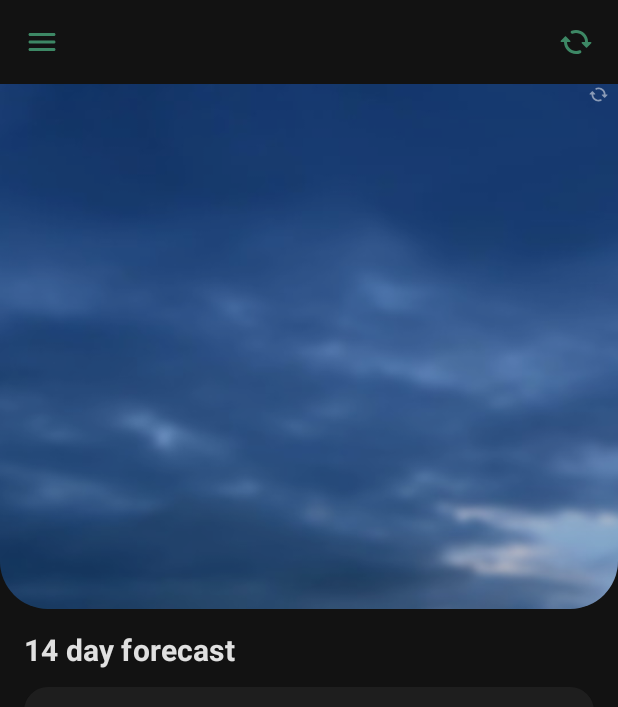
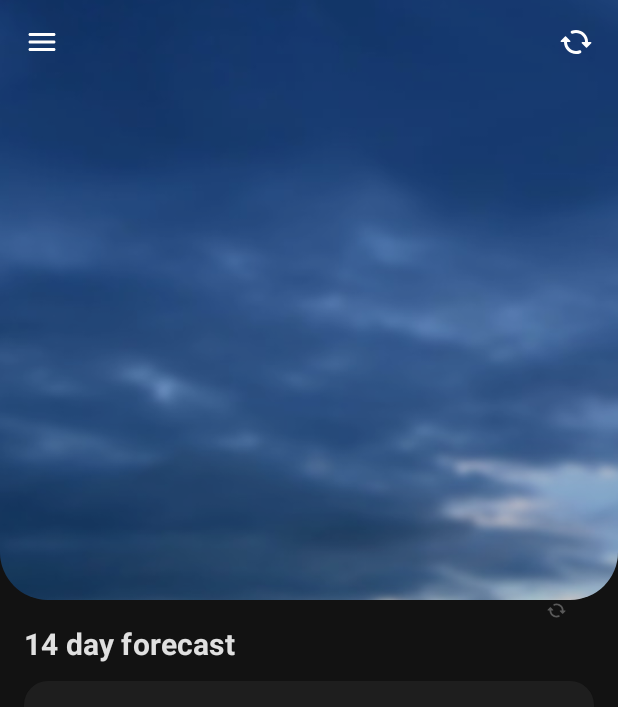
Before and after one commit to Coolightman/Weather, an Android app built with Jetpack Compose: the screen it shows after launch (MainActivity), on a phone screen of 412 x 824 dp. Shown: the top 707 px of the screen. Run offline under Robolectric (Android 15) with nearby library versions, the phone set to English and light mode, and no system bars; our stand-ins replace Room's generated code, accompanist.

Commit message:
transparent top bar

```diff
--- a/app/src/main/java/by/coolightman/weather/ui/screen/BaseScreen.kt
+++ b/app/src/main/java/by/coolightman/weather/ui/screen/BaseScreen.kt
@@ -2,8 +2,10 @@ package by.coolightman.weather.ui.screen
 
 import android.annotation.SuppressLint
 import android.content.res.Configuration.UI_MODE_NIGHT_YES
+import android.util.Log
 import androidx.activity.compose.BackHandler
 import androidx.compose.foundation.layout.Arrangement
+import androidx.compose.foundation.layout.Box
 import androidx.compose.foundation.layout.Column
 import androidx.compose.foundation.layout.PaddingValues
 import androidx.compose.foundation.layout.fillMaxSize
@@ -21,7 +23,12 @@ import androidx.compose.material.Text
 import androidx.compose.material.rememberScaffoldState
 import androidx.compose.runtime.Composable
 import androidx.compose.runtime.LaunchedEffect
+import androidx.compose.runtime.derivedStateOf
+import androidx.compose.runtime.getValue
+import androidx.compose.runtime.mutableStateOf
+import androidx.compose.runtime.remember
 import androidx.compose.runtime.rememberCoroutineScope
+import androidx.compose.runtime.setValue
 import androidx.compose.ui.Alignment
 import androidx.compose.ui.ExperimentalComposeUiApi
 import androidx.compose.ui.Modifier
@@ -30,6 +37,7 @@ import androidx.compose.ui.platform.LocalSoftwareKeyboardController
 import androidx.compose.ui.text.font.FontWeight
 import androidx.compose.ui.tooling.preview.Preview
 import androidx.compose.ui.unit.dp
+import androidx.compose.ui.zIndex
 import by.coolightman.weather.domain.model.ApiState
 import by.coolightman.weather.domain.model.HourWeather
 import by.coolightman.weather.ui.screen.components.BaseScreenDrawer
@@ -63,6 +71,14 @@ fun BaseScreen(
     val scrollState = rememberScrollState()
     val keyboardController = LocalSoftwareKeyboardController.current
 
+    var topBarAlpha by remember {
+        mutableStateOf(0f)
+    }
+
+    LaunchedEffect(topBarAlpha){
+        Log.d("BaseScreenTAG", "topBarAlpha: $topBarAlpha")
+    }
+
     LaunchedEffect(uiState.apiState) {
         if (uiState.apiState is ApiState.Failure) {
             scaffoldState.snackbarHostState.showSnackbar(
@@ -86,6 +102,14 @@ fun BaseScreen(
         }
     }
 
+    LaunchedEffect(scrollState.value) {
+        topBarAlpha = derivedStateOf {
+            if (scrollState.value <= 200) {
+                scrollState.value / 200f
+            } else 1f
+        }.value
+    }
+
     Scaffold(
         scaffoldState = scaffoldState,
         drawerShape = RectangleShape,
@@ -98,12 +122,14 @@ fun BaseScreen(
             )
         }
     ) {
-        Column(modifier = Modifier.fillMaxSize()) {
+        Box(modifier = Modifier.fillMaxSize()) {
             WeatherTopBar(
                 resolvedAddress = uiState.resolvedAddress,
                 apiState = uiState.apiState,
+                alpha = topBarAlpha,
                 onClickMenu = { scope.launch { scaffoldState.drawerState.open() } },
-                onClickRefresh = { onClickRefresh() }
+                onClickRefresh = { onClickRefresh() },
+                modifier = Modifier.zIndex(1f)
             )
 
             Column(
@@ -112,7 +138,6 @@ fun BaseScreen(
                     .verticalScroll(scrollState)
             ) {
                 ImagedBlock(image = uiState.icon) {
-                    LastRefresh(uiState.lastRefresh)
 
                     if (uiState.hours24Forecast.isNotEmpty()) {
                         NowWeatherBlock(
@@ -153,10 +178,12 @@ fun BaseScreen(
                     }
                 }
 
+                LastRefresh(uiState.lastRefresh)
+
                 Column(
                     modifier = Modifier
                         .fillMaxWidth()
-                        .padding(16.dp, 16.dp, 16.dp, 8.dp)
+                        .padding(16.dp, 4.dp, 16.dp, 8.dp)
                 ) {
                     Text(
                         text = "14 day forecast",
--- a/app/src/main/java/by/coolightman/weather/ui/screen/components/ImagedBlock.kt
+++ b/app/src/main/java/by/coolightman/weather/ui/screen/components/ImagedBlock.kt
@@ -5,6 +5,7 @@ import androidx.compose.foundation.layout.Arrangement
 import androidx.compose.foundation.layout.Column
 import androidx.compose.foundation.layout.fillMaxWidth
 import androidx.compose.foundation.layout.height
+import androidx.compose.foundation.layout.padding
 import androidx.compose.foundation.shape.RoundedCornerShape
 import androidx.compose.runtime.Composable
 import androidx.compose.ui.Alignment
@@ -27,13 +28,14 @@ fun ImagedBlock(
         verticalArrangement = Arrangement.SpaceBetween,
         modifier = Modifier
             .fillMaxWidth()
-            .height(350.dp)
+            .height(400.dp)
             .clip(RoundedCornerShape(0.dp, 0.dp, 32.dp, 32.dp))
             .paint(
                 painter = painterResource(image.getBackgroundRes()),
                 contentScale = ContentScale.FillWidth
             )
             .background(TintFilter)
+            .padding(top = 56.dp)
     ) {
         content()
     }
--- a/app/src/main/java/by/coolightman/weather/ui/screen/components/LastRefresh.kt
+++ b/app/src/main/java/by/coolightman/weather/ui/screen/components/LastRefresh.kt
@@ -26,12 +26,12 @@ fun LastRefresh(lastRefresh: Long) {
         verticalAlignment = Alignment.CenterVertically,
         modifier = Modifier
             .fillMaxWidth()
-            .padding(horizontal = 4.dp)
+            .padding(end = 32.dp)
     ) {
         Icon(
             painter = painterResource(id = R.drawable.ic_round_cached_24),
             contentDescription = "reload",
-            tint = MaterialTheme.colors.onSurface.copy(0.5f),
+            tint = MaterialTheme.colors.onSurface.copy(0.3f),
             modifier = Modifier.size(14.dp).mirror()
         )
 
@@ -39,8 +39,8 @@ fun LastRefresh(lastRefresh: Long) {
 
         Text(
             text = lastRefresh.toFormattedTime(),
-            fontSize = 12.sp,
-            color = MaterialTheme.colors.onSurface.copy(0.5f),
+            fontSize = 10.sp,
+            color = MaterialTheme.colors.onSurface.copy(0.3f),
             fontWeight = FontWeight.Light,
         )
     }
--- a/app/src/main/java/by/coolightman/weather/ui/screen/components/NowWeatherBlock.kt
+++ b/app/src/main/java/by/coolightman/weather/ui/screen/components/NowWeatherBlock.kt
@@ -1,6 +1,7 @@
 package by.coolightman.weather.ui.screen.components
 
 import androidx.compose.foundation.Image
+import androidx.compose.foundation.layout.Arrangement
 import androidx.compose.foundation.layout.Column
 import androidx.compose.foundation.layout.Row
 import androidx.compose.foundation.layout.fillMaxHeight
@@ -27,10 +28,11 @@ fun NowWeatherBlock(
     feelTemp: Int
 ) {
     Column(
+        verticalArrangement = Arrangement.Center,
         horizontalAlignment = Alignment.CenterHorizontally,
-        modifier = Modifier.height(170.dp)
+        modifier = Modifier.height(140.dp)
     ) {
-        SpacerHorizon(height = 24.dp)
+        SpacerHorizon(height = 8.dp)
 
         Row(
             verticalAlignment = Alignment.CenterVertically,
--- a/app/src/main/java/by/coolightman/weather/ui/screen/components/WeatherTopBar.kt
+++ b/app/src/main/java/by/coolightman/weather/ui/screen/components/WeatherTopBar.kt
@@ -1,5 +1,6 @@
 package by.coolightman.weather.ui.screen.components
 
+import androidx.compose.animation.animateColorAsState
 import androidx.compose.animation.core.LinearEasing
 import androidx.compose.animation.core.animateFloat
 import androidx.compose.animation.core.infiniteRepeatable
@@ -24,7 +25,6 @@ import androidx.compose.runtime.remember
 import androidx.compose.ui.Alignment
 import androidx.compose.ui.Modifier
 import androidx.compose.ui.draw.rotate
-import androidx.compose.ui.graphics.Color
 import androidx.compose.ui.res.painterResource
 import androidx.compose.ui.text.font.FontWeight
 import androidx.compose.ui.text.style.TextOverflow
@@ -36,9 +36,10 @@ import by.coolightman.weather.util.mirror
 
 @Composable
 fun WeatherTopBar(
+    modifier: Modifier = Modifier,
     resolvedAddress: String,
     apiState: ApiState,
-    background: Color = MaterialTheme.colors.background,
+    alpha: Float,
     onClickMenu: () -> Unit,
     onClickRefresh: () -> Unit
 ) {
@@ -59,11 +60,17 @@ fun WeatherTopBar(
         )
     )
 
+    val iconColor by animateColorAsState(
+        targetValue = if (alpha > 0.5) MaterialTheme.colors.primary
+        else MaterialTheme.colors.onSurface,
+        animationSpec = tween()
+    )
+
     Row(
         verticalAlignment = Alignment.CenterVertically,
-        modifier = Modifier
+        modifier = modifier
             .fillMaxWidth()
-            .background(background)
+            .background(MaterialTheme.colors.background.copy(alpha))
             .height(56.dp)
     ) {
         IconButton(
@@ -72,7 +79,7 @@ fun WeatherTopBar(
             Icon(
                 painter = painterResource(id = R.drawable.ic_round_menu_24),
                 contentDescription = "menu",
-                tint = MaterialTheme.colors.primary
+                tint = iconColor
             )
         }
 
@@ -108,7 +115,7 @@ fun WeatherTopBar(
             Icon(
                 painter = painterResource(id = R.drawable.ic_round_cached_24),
                 contentDescription = "reload",
-                tint = MaterialTheme.colors.primary,
+                tint = iconColor,
                 modifier = if (apiState is ApiState.Loading) {
                     Modifier
                         .mirror()
```
